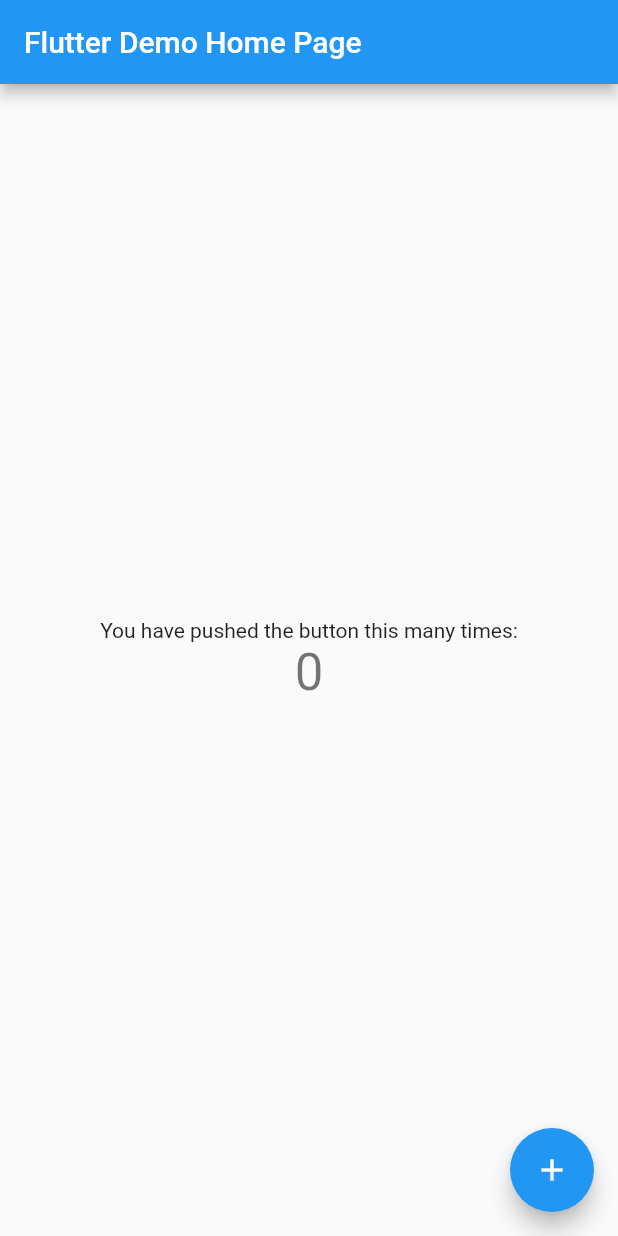
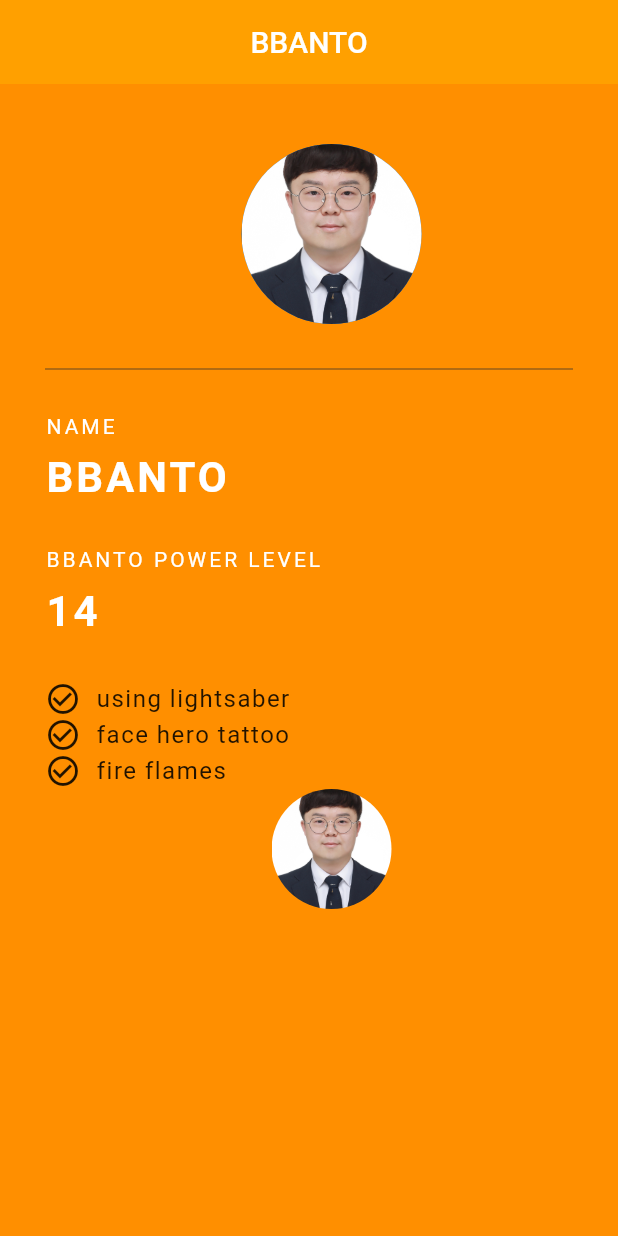
Before and after one commit to SeoDongSeuk/sample_app, a Flutter app: the screen it shows after launch, on a phone screen of 412 x 824 dp. Run offline on Flutter 3.47's test engine with Material 2 defaults, Android fonts, the phone set to English and light mode, and no system bars.

Commit message:
2023.01.18 수요일 순한맛 강좌10 ~ 11 반토앱 - 기본적인 위젯 연습앱

```diff
--- a/lib/main.dart
+++ b/lib/main.dart
@@ -5,62 +5,140 @@ void main() {
 }
 
 class MyApp extends StatelessWidget {
-  const MyApp({super.key});
+  const MyApp({Key? key}) : super(key: key);
 
   @override
   Widget build(BuildContext context) {
-    return MaterialApp(
-      title: 'Flutter Demo',
-      theme: ThemeData(
-        primarySwatch: Colors.blue,
-      ),
-      home: const MyHomePage(title: 'Flutter Demo Home Page'),
+    return const MaterialApp(
+      debugShowCheckedModeBanner: false, // debug 띠 없애기
+      title: 'BBANTO',
+      home: Grade(),
     );
   }
 }
 
-class MyHomePage extends StatefulWidget {
-  const MyHomePage({super.key, required this.title});
-  final String title;
-
-  @override
-  State<MyHomePage> createState() => _MyHomePageState();
-}
-
-class _MyHomePageState extends State<MyHomePage> {
-  int _counter = 0;
-
-  void _incrementCounter() {
-    setState(() {
-      _counter++;
-    });
-  }
+class Grade extends StatelessWidget {
+  const Grade({Key? key}) : super(key: key);
 
   @override
   Widget build(BuildContext context) {
     return Scaffold(
+      backgroundColor: Colors.amber[800],
       appBar: AppBar(
-        title: Text(widget.title),
+        title: const Text('BBANTO'),
+        backgroundColor: Colors.amber[700],
+        centerTitle: true,
+        elevation: 0.0,
       ),
-      body: Center(
+      body: Padding(
+        padding: const EdgeInsets.fromLTRB(30.0, 40.0, 0.0, 0.0),
         child: Column(
-          mainAxisAlignment: MainAxisAlignment.center,
+          crossAxisAlignment: CrossAxisAlignment.start, // 시작점 정렬
           children: <Widget>[
-            const Text(
-              'You have pushed the button this many times:',
+            Center(
+              child: CircleAvatar(
+                backgroundImage: AssetImage('assets/IMG_2488.JPG'),
+                radius: 60.0,
+              ),
             ),
-            Text(
-              '$_counter',
-              style: Theme.of(context).textTheme.headline4,
+            Divider(
+              height: 60.0,
+              color: Colors.grey[850],
+              thickness: 0.5, // 선의 두께
+              endIndent: 30.0, // 끝에서 얼마나 떨어져야 할지
             ),
+            Text('NAME',
+              style: TextStyle(
+                color: Colors.white,
+                letterSpacing: 2.0
+              ),
+            ),
+            SizedBox(
+              height: 10.0,
+            ),
+            Text('BBANTO',
+              style: TextStyle(
+                color: Colors.white,
+                letterSpacing: 2.0,
+                fontSize: 28.0,
+                fontWeight: FontWeight.bold // 글씨 굵기
+              ),
+            ),
+            SizedBox(
+              height: 30.0,
+            ),
+            Text('BBANTO POWER LEVEL',
+              style: TextStyle(
+                  color: Colors.white,
+                  letterSpacing: 2.0
+              ),
+            ),
+            SizedBox(
+              height: 10.0,
+            ),
+            Text('14',
+              style: TextStyle(
+                  color: Colors.white,
+                  letterSpacing: 2.0,
+                  fontSize: 28.0,
+                  fontWeight: FontWeight.bold // 글씨 굵기
+              ),
+            ),
+            SizedBox(
+              height: 30.0,
+            ),
+            Row(
+              children: <Widget>[
+                Icon(Icons.check_circle_outline),
+                SizedBox(
+                  width: 10.0,
+                ),
+                Text('using lightsaber',
+                  style: TextStyle(
+                    fontSize: 16.0,
+                    letterSpacing: 1.0,
+                  ),
+                ),
+              ],
+            ),
+            Row(
+              children: <Widget>[
+                Icon(Icons.check_circle_outline),
+                SizedBox(
+                  width: 10.0,
+                ),
+                Text('face hero tattoo',
+                  style: TextStyle(
+                    fontSize: 16.0,
+                    letterSpacing: 1.0,
+                  ),
+                ),
+              ],
+            ),
+            Row(
+              children: <Widget>[
+                Icon(Icons.check_circle_outline),
+                SizedBox(
+                  width: 10.0,
+                ),
+                Text('fire flames',
+                  style: TextStyle(
+                    fontSize: 16.0,
+                    letterSpacing: 1.0,
+                  ),
+                ),
+              ],
+            ),
+            Center(
+              child: CircleAvatar(
+                backgroundImage: AssetImage('assets/IMG_2488.JPG'),
+                radius: 40.0,
+                backgroundColor: Colors.amber[800],
+              ),
+            )
           ],
         ),
       ),
-      floatingActionButton: FloatingActionButton(
-        onPressed: _incrementCounter,
-        tooltip: 'Increment',
-        child: const Icon(Icons.add),
-      ), // This trailing comma makes auto-formatting nicer for build methods.
     );
   }
 }
--- a/pubspec.yaml
+++ b/pubspec.yaml
@@ -60,9 +60,9 @@ flutter:
   uses-material-design: true
 
   # To add assets to your application, add an assets section, like this:
-  # assets:
-  #   - images/a_dot_burr.jpeg
-  #   - images/a_dot_ham.jpeg
+  assets:
+   - assets/
+
 
   # An image asset can refer to one or more resolution-specific "variants", see
   # https://flutter.dev/assets-and-images/#resolution-aware
```
Also changed, not shown: assets/IMG_2488.JPG (added).
